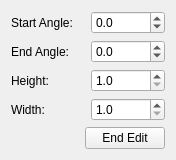
This is scribus/ui/arcvectorbase.ui in scribusproject/scribus as Qt 5 draws it before an edit. The edited form follows.
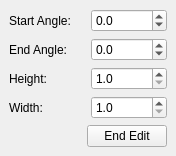
This is the edited form. Custom widgets are drawn as their Qt base class.

Commit message: #16465: Unify margins and spacing for dialogs, set 5 <bubu>

```diff
--- a/scribus/ui/arcvectorbase.ui
+++ b/scribus/ui/arcvectorbase.ui
@@ -23,6 +23,18 @@
    <string>Edit Arc</string>
   </property>
   <layout class="QVBoxLayout" name="verticalLayout">
+   <property name="leftMargin">
+    <number>9</number>
+   </property>
+   <property name="topMargin">
+    <number>9</number>
+   </property>
+   <property name="rightMargin">
+    <number>9</number>
+   </property>
+   <property name="bottomMargin">
+    <number>9</number>
+   </property>
    <item>
     <layout class="QGridLayout" name="gridLayout">
      <item row="0" column="0">
```
The commit also changes 7 other files.
